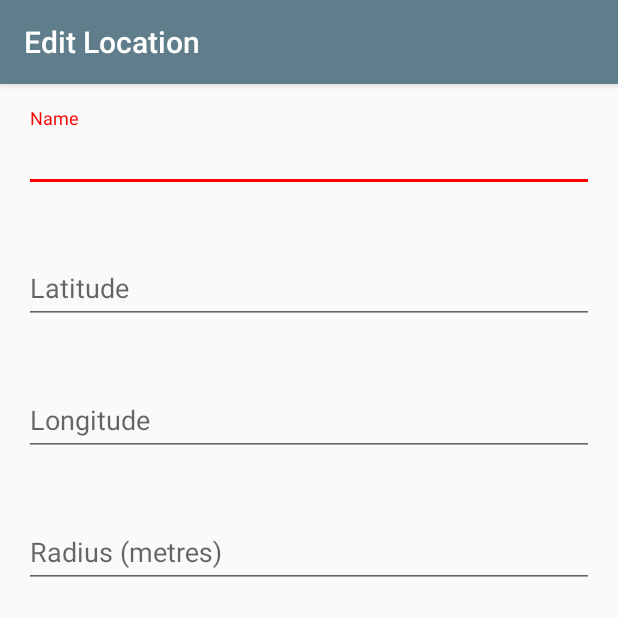
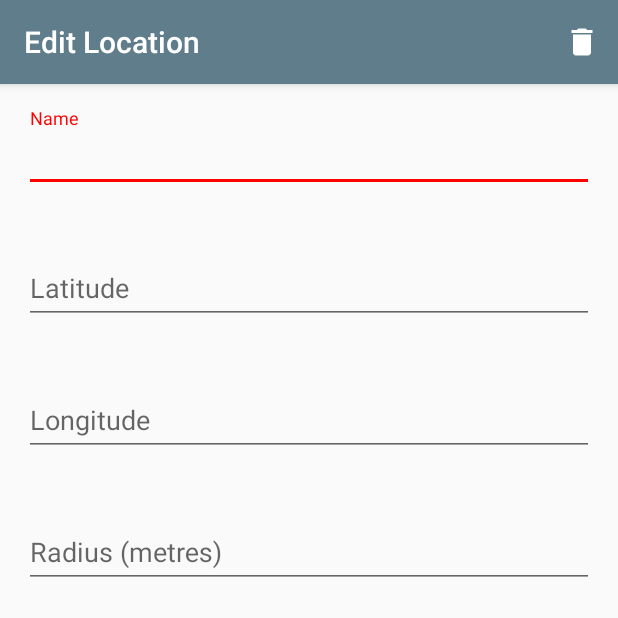
Before and after one commit to lukepothier/turn-off-my-fucking-data, an Android app: the EditGeofenceActivity screen opened directly, with no data from a screen before it, on a phone screen of 412 x 824 dp, the top half of it. Run offline under Robolectric (Android 15) with nearby library versions, the phone set to English and light mode, and no system bars.

Commit message:
Delete for geofences

```diff
--- /dev/null
+++ b/app/src/main/res/drawable/ic_delete_white_24dp.xml
@@ -0,0 +1,5 @@
+<vector android:autoMirrored="true" android:height="24dp"
+    android:viewportHeight="24.0" android:viewportWidth="24.0"
+    android:width="24dp" xmlns:android="http://schemas.android.com/apk/res/android">
+    <path android:fillColor="#FFFFFFFF" android:pathData="M6,19c0,1.1 0.9,2 2,2h8c1.1,0 2,-0.9 2,-2V7H6v12zM19,4h-3.5l-1,-1h-5l-1,1H5v2h14V4z"/>
+</vector>
--- /dev/null
+++ b/app/src/main/res/menu/menu_delete.xml
@@ -0,0 +1,11 @@
+<?xml version="1.0" encoding="utf-8"?>
+<menu
+    xmlns:android="http://schemas.android.com/apk/res/android"
+    xmlns:app="http://schemas.android.com/apk/res-auto">
+    <item
+        android:id="@+id/buttonDelete"
+        android:title=""
+        app:showAsAction="always"
+        android:icon="@drawable/ic_delete_white_24dp"
+        />
+</menu>
```
Also changed, not shown: app/src/main/java/com/lukepothier/turnoffmyfuckingdata/EditGeofenceActivity.kt (+34 -3 lines).
